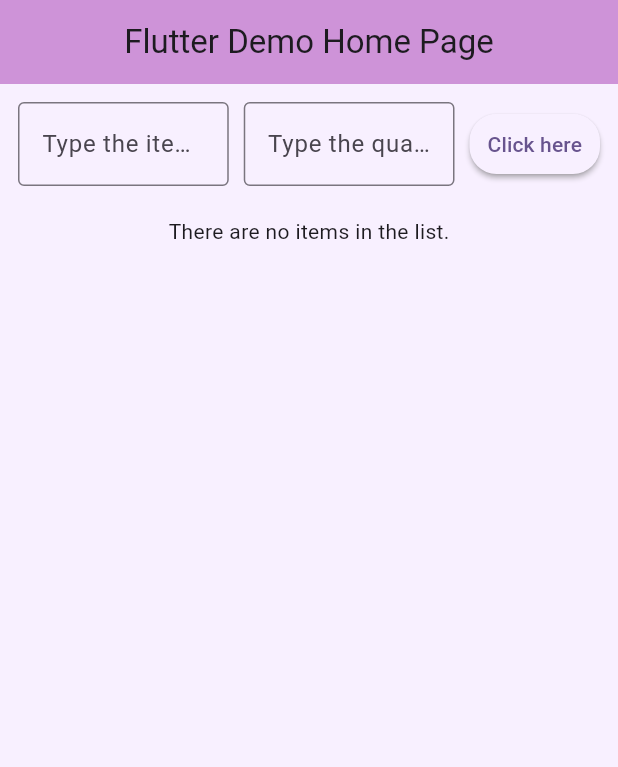
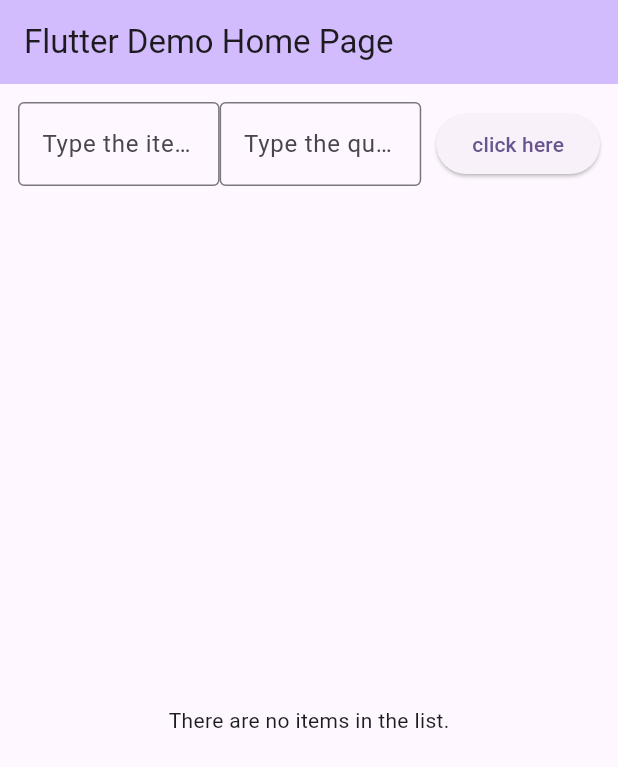
Before and after one commit to mt00145/my_cst2355_labs5, a Flutter app: the screen it shows after launch, on a phone screen of 412 x 824 dp. Shown: the top 767 px of the screen. Run offline on Flutter 3.47's test engine with Material 3 defaults, Android fonts, the phone set to English and light mode, and no system bars; our stand-ins replace floor, sqflite; accounts and stored records are empty; generated files the repository leaves out were written again.

```diff
--- a/lib/main.dart
+++ b/lib/main.dart
@@ -1,7 +1,6 @@
 import 'package:flutter/material.dart';
 import 'database.dart';
 import 'items.dart';
-
 void main() {
   runApp(const MyApp());
 }
@@ -15,7 +14,6 @@ class MyApp extends StatelessWidget {
       title: 'Flutter Demo',
       theme: ThemeData(
         colorScheme: ColorScheme.fromSeed(seedColor: Colors.deepPurple),
-        useMaterial3: true,
       ),
       home: const MyHomePage(title: 'Flutter Demo Home Page'),
     );
@@ -24,7 +22,6 @@ class MyApp extends StatelessWidget {
 
 class MyHomePage extends StatefulWidget {
   const MyHomePage({super.key, required this.title});
-
   final String title;
 
   @override
@@ -33,27 +30,26 @@ class MyHomePage extends StatefulWidget {
 
 class _MyHomePageState extends State<MyHomePage> {
   List<Items> items = [];
+
+  late TextEditingController _itemcontroller;
+  late TextEditingController _quantityController;
+
   late var ItemsDao;
-  // final List<String> items = [];
-  final List<String> quantities = [];
-  final TextEditingController itemController = TextEditingController();
-  final TextEditingController quantityController = TextEditingController();
-
   @override
   void initState() {
     super.initState();
-
+    _itemcontroller = TextEditingController();
+    _quantityController = TextEditingController();
     // Initialize controller
     initDatabase();
   }
 
   @override
   void dispose() {
-    itemController.dispose();
-    quantityController.dispose();// Dispose controller
+    _itemcontroller.dispose();
+    _quantityController.dispose();// Dispose controller
     super.dispose();
   }
-
   void initDatabase() async {
     final database = await $FloorAppDatabase.databaseBuilder('items_database.db').build();
     ItemsDao = database.itemsDao;
@@ -66,114 +62,70 @@ class _MyHomePageState extends State<MyHomePage> {
       },
     );
   }
-
-
-  void addButton() async {
-    final item = itemController.text.trim();
-    final quantity = quantityController.text.trim();
-
-    if (itemController.text.isNotEmpty && quantityController.text.isNotEmpty) {
-      final newItem = Items(itemController.text, quantityController.text);
-      await ItemsDao.insertItem(newItem);
-      setState(() {
-        items.add(newItem);
-        itemController.clear();
-        quantityController.clear();
-      });
-    }
-  }
-
-  @override
-  Widget build(BuildContext context) {
-    return Scaffold(
-      backgroundColor: const Color(0xFFF8F0FF),
-      appBar: AppBar(
-        backgroundColor: Colors.purple[200],
-        centerTitle: true,
-        title: Text(widget.title),
-      ),
-      body: Padding(
+  Widget ListPage() {
+    return Column(
+      children: [
+        Padding(
           padding: const EdgeInsets.all(12.0),
-        child: Column(
-          mainAxisAlignment: MainAxisAlignment.center,
-          children: <Widget>[
-            // Input Row
-            Row(
-              mainAxisAlignment: MainAxisAlignment.spaceAround,
+          child: Row(
             children: [
               Expanded(
                 child: TextField(
-                    controller: itemController,
+                  controller: _itemcontroller,
                   decoration: const InputDecoration(
-                      hintText: "Type the item here",
+                    hintText: 'Type the item here',
+                    border: OutlineInputBorder(),
+                  ),
+                ),
+              ),
+              Expanded(
+                child: TextField(
+                  controller: _quantityController,
+                  decoration: const InputDecoration(
+                    hintText: 'Type the quantity here',
                     border: OutlineInputBorder(),
                   ),
                 ),
               ),
               const SizedBox(width: 10),
-                Expanded(
-                  child: TextField(
-                    controller: quantityController,
-                    decoration: const InputDecoration(
-                      hintText: "Type the quantity here",
-                      border: OutlineInputBorder(),
-                    ),
-                    keyboardType: TextInputType.number,
-                  ),
-                ),
-                const SizedBox(width: 10),
-                TextButton(
-                  onPressed: addButton,
-                  style: TextButton.styleFrom(
-                    backgroundColor: const Color(0xFFF8F0FF),
-                    elevation: 1.5, // Shadow depth
-                    shadowColor: Colors.grey,
-                    shape: RoundedRectangleBorder(
-                      borderRadius: BorderRadius.circular(18.0),
-                    ),
-                  ),
-                  child: const Text("Click here"),
-                ),
-              ],
-            ),
-            const SizedBox(height: 20),
-            // Item List
-            Expanded(
-              child: items.isEmpty
-                  ? const Text("There are no items in the list.")
-                  : ListView.builder(
-                itemCount: items.length,
-                itemBuilder: (context, index) {
-                  return Padding(
-                    padding: const EdgeInsets.symmetric(vertical: 4.0),
-                    child: GestureDetector(
-                      onLongPress: () => _confirmDelete(index),
-                      child: Text(
-                        '${index + 1}: ${items[index]}  quantity: ${quantities[index]}',
-                        style: const TextStyle(fontSize: 16),
-                        textAlign: TextAlign.center,
-                      ),
-                    ),
-                  );
+              ElevatedButton(
+                onPressed: () async {
+                  if (_itemcontroller.text.isNotEmpty && _quantityController.text.isNotEmpty) {
+                    final newItem = Items(_itemcontroller.text, _quantityController.text);
+                    await ItemsDao.insertItem(newItem);
+                    setState(() {
+                      items.add(newItem);
+                      _itemcontroller.clear();
+                      _quantityController.clear();
+                    });
+                  }
                 },
-              ),
+
+                child: const Text("click here"),
               ),
             ],
           ),
         ),
-    );
-  }
-
-
-  void _confirmDelete(int index) {
+        Expanded(
+          child: items.isEmpty
+              ? const Center(
+            child: Text("There are no items in the list."),
+          )
+              : ListView.builder(
+            itemCount: items.length,
+            itemBuilder: (context, index) {
+              return GestureDetector(
+                onLongPress: () {
                   showDialog(
                     context: context,
                     builder: (context) => AlertDialog(
                       title: const Text('Delete Item'),
-        content: const Text('Are you sure you want to delete this item?'),
+                      content: const Text('Do you want to delete this item?'),
                       actions: [
                         TextButton(
-            onPressed: () => Navigator.of(context).pop(),
+                          onPressed: () {
+                            Navigator.pop(context); // cancel
+                          },
                           child: const Text('No'),
                         ),
                         TextButton(
@@ -181,12 +133,34 @@ class _MyHomePageState extends State<MyHomePage> {
                             await ItemsDao.deleteItem(items[index]); // delete from DB
                             items = await ItemsDao.findAllItems();  // reload items
                             setState(() {}); // refresh UI
-              Navigator.of(context).pop();
+                            Navigator.pop(context); // close dialog
                           },
                           child: const Text('Yes'),
                         ),
                       ],
                     ),
                   );
+                },
+                child: Center(
+                  child: Text('${index + 1}: ${items[index].item} quantity: ${items[index].quantity}'),
+
+                ),
+              );
+            },
+          ),
+        ),
+      ],
+    );
+  }
+
+  @override
+  Widget build(BuildContext context) {
+    return Scaffold(
+      appBar: AppBar(
+        backgroundColor: Theme.of(context).colorScheme.inversePrimary,
+        title: Text(widget.title),
+      ),
+      body: ListPage(), // Show the list and input form
+    );
   }
 }
```
Lines whose indentation alone changed are shown as unchanged.
